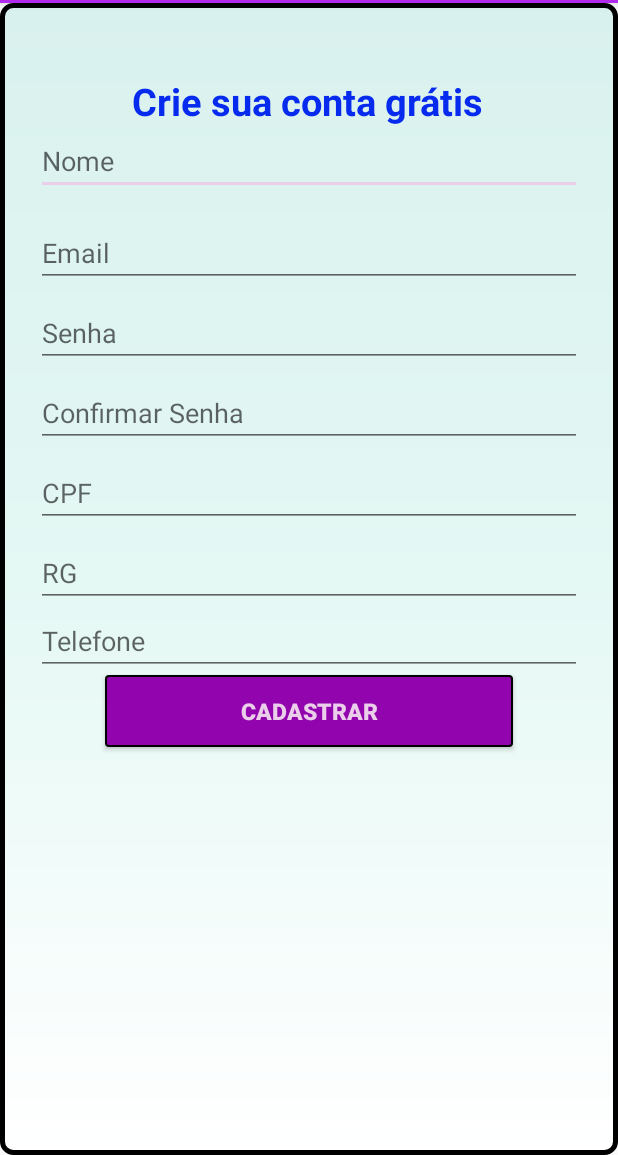
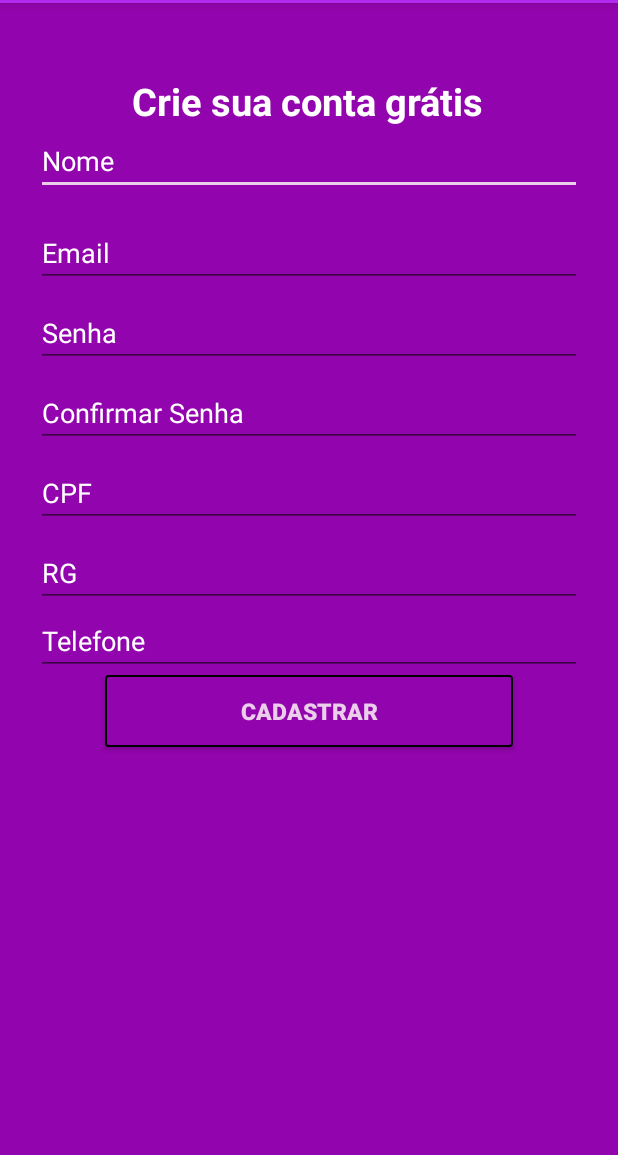
Before and after one commit to eraldoakosoft/LF, an Android app: the CadastroActivity screen opened directly, with no data from a screen before it, on a phone screen of 412 x 824 dp, the part 81-1236 px from its top. Run offline under Robolectric (Android 15) with nearby library versions, the phone set to English and light mode, and no system bars; our stand-ins replace Firebase (no records; nobody signed in at launch, a user with empty details on screens opened directly).

Commit message:
Alterado o layout de cadastre-se

```diff
--- a/app/src/main/java/com/example/lostfound/MainActivity.java
+++ b/app/src/main/java/com/example/lostfound/MainActivity.java
@@ -19,11 +19,13 @@ public class MainActivity extends AppCompatActivity {
         super.onCreate(savedInstanceState);
         setContentView(R.layout.activity_main);
 
+
     }
 
     @Override
     protected void onStart(){
         super.onStart();
+
         verificarUsuarioLogado();
     }
 
--- a/app/src/main/res/layout/activity_cadastro.xml
+++ b/app/src/main/res/layout/activity_cadastro.xml
@@ -6,7 +6,7 @@
     android:layout_height="match_parent"
     tools:context=".CadastroActivity"
     android:orientation="vertical"
-    android:background="@drawable/bg_layout_azul">
+    android:background="@color/colorPrimaryDark">
 
     <TextView
         android:id="@+id/textView"
@@ -15,7 +15,7 @@
         android:layout_marginTop="48dp"
         android:text="@string/criesuacontagratis"
         android:textSize="25dp"
-        android:textColor="@color/colorBlue"
+        android:textColor="@color/colorWhite"
         android:textStyle="bold"
         app:layout_constraintEnd_toEndOf="parent"
         app:layout_constraintHorizontal_bias="0.497"
@@ -30,6 +30,7 @@
         android:layout_marginEnd="24dp"
         android:ems="10"
         android:hint="Nome"
+        android:textColorHint="@color/colorWhite"
         android:inputType="textPersonName"
         app:layout_constraintEnd_toEndOf="parent"
         app:layout_constraintHorizontal_bias="0.0"
@@ -44,6 +45,7 @@
         android:layout_marginTop="16dp"
         android:layout_marginEnd="24dp"
         android:ems="10"
+        android:textColorHint="@color/colorWhite"
         android:hint="Email "
         android:inputType="textPersonName"
         app:layout_constraintEnd_toEndOf="parent"
@@ -57,6 +59,7 @@
         android:layout_marginStart="70dp"
         android:layout_marginEnd="70dp"
         android:background="@drawable/bg_botao_azul"
+        android:textColorHint="@color/colorWhite"
         android:textColor="@color/colorAccent"
         android:textSize="15dp"
         android:textStyle="bold"
@@ -75,6 +78,7 @@
         android:layout_marginEnd="24dp"
         android:ems="10"
         android:hint="Senha"
+        android:textColorHint="@color/colorWhite"
         android:inputType="textPassword"
         app:layout_constraintEnd_toEndOf="parent"
         app:layout_constraintStart_toStartOf="parent"
@@ -87,6 +91,7 @@
         android:layout_marginStart="24dp"
         android:layout_marginEnd="24dp"
         android:ems="10"
+        android:textColorHint="@color/colorWhite"
         android:hint="Telefone"
         android:inputType="phone"
         app:layout_constraintEnd_toEndOf="parent"
@@ -102,6 +107,7 @@
         android:layout_marginTop="8dp"
         android:layout_marginEnd="24dp"
         android:ems="10"
+        android:textColorHint="@color/colorWhite"
         android:hint="Confirmar Senha"
         android:inputType="textPassword"
         app:layout_constraintEnd_toEndOf="parent"
@@ -118,6 +124,7 @@
         android:layout_marginEnd="24dp"
         android:ems="10"
         android:hint="CPF"
+        android:textColorHint="@color/colorWhite"
         android:inputType="number"
         app:layout_constraintEnd_toEndOf="parent"
         app:layout_constraintStart_toStartOf="parent"
@@ -132,6 +139,7 @@
         android:layout_marginEnd="24dp"
         android:ems="10"
         android:hint="RG"
+        android:textColorHint="@color/colorWhite"
         android:inputType="textPersonName"
         app:layout_constraintEnd_toEndOf="parent"
         app:layout_constraintStart_toStartOf="parent"
```
